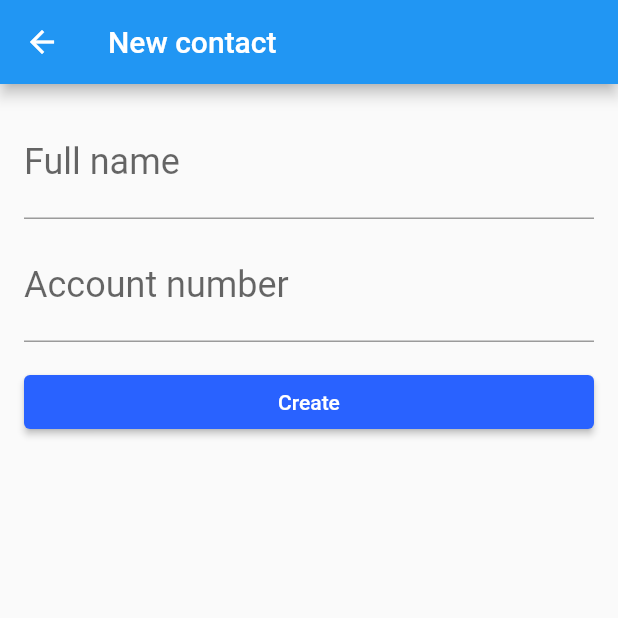
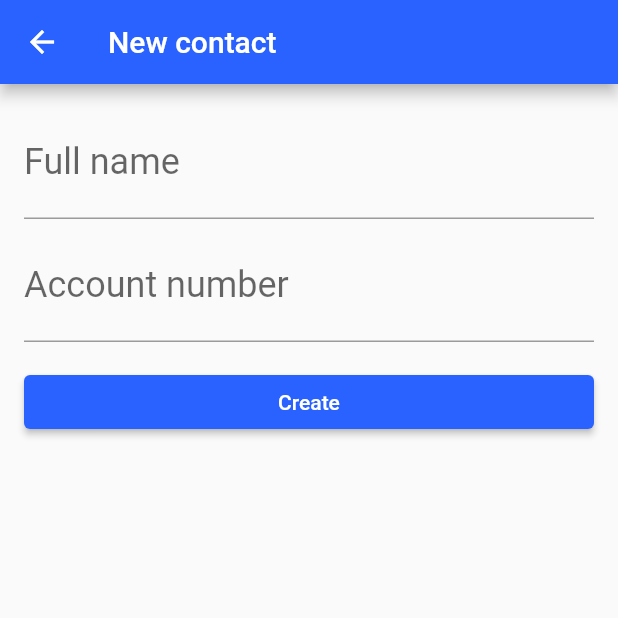
Before and after one commit to Matheus-hora48/Alura-flutter, a Flutter app: the ContactsList screen opened directly, after a tap on the "add" icon, on a phone screen of 412 x 824 dp, the top half of it. Run offline on Flutter 3.47's test engine with Material 2 defaults, Android fonts, the light colour scheme and no system bars; our stand-ins replace sqflite; accounts and stored records are empty; network calls fail.

Commit message:
Mudanças

```diff
--- a/armazenamento_interno/lib/database/app_batabase.dart
+++ b/armazenamento_interno/lib/database/app_batabase.dart
@@ -3,16 +3,18 @@ import 'package:sqflite/sqflite.dart';
 
 import '../models/contact.dart';
 
-Future<Database> createDatabase() {
-  return getDatabasesPath().then((dbPath) {
-    final String path = join(dbPath, 'bytebank.db');
-    return openDatabase(path, onCreate: (db, version) {
-      db.execute('CREATE TABLE contacts('
+Future<Database> createDatabase() async {
+  return openDatabase(
+    join(await getDatabasesPath(), 'bytebank.db'),
+    onCreate: (db, version) {
+      return db.execute('CREATE TABLE contacts('
           'id INTEGER PRIMARY KEY, '
-          'name TEXT,'
+          'name TEXT, '
           'account_number INTEGER)');
-    }, version: 1);
-  });
+    },
+    version: 1,
+    onDowngrade: onDatabaseDowngradeDelete,
+  );
 }
 
 Future<int> save(Contact contact) {
--- a/armazenamento_interno/lib/main.dart
+++ b/armazenamento_interno/lib/main.dart
@@ -16,7 +16,7 @@ class BytebankApp extends StatelessWidget {
   Widget build(BuildContext context) {
     return MaterialApp(
       theme: ThemeData(
-          primaryColor: Colors.green[900],
+          primaryColor: Colors.blueAccent[700],
           buttonTheme: ButtonThemeData(
             buttonColor: Colors.blueAccent[700],
             textTheme: ButtonTextTheme.primary,
--- a/armazenamento_interno/lib/screens/contact_form.dart
+++ b/armazenamento_interno/lib/screens/contact_form.dart
@@ -17,6 +17,7 @@ class _ContactFormState extends State<ContactForm> {
     return Scaffold(
       appBar: AppBar(
         title: Text('New contact'),
+        backgroundColor: Colors.blueAccent[700],
       ),
       body: Padding(
         padding: const EdgeInsets.all(16.0),
--- a/armazenamento_interno/lib/screens/contacts_list.dart
+++ b/armazenamento_interno/lib/screens/contacts_list.dart
@@ -1,34 +1,46 @@
+import 'package:armazenamento_interno/database/app_batabase.dart';
 import 'package:flutter/material.dart';
 
+import '../models/contact.dart';
 import 'contact_form.dart';
 
 class ContactsList extends StatelessWidget {
+  ContactsList({Key? key}) : super(key: key);
+
   @override
   Widget build(BuildContext context) {
     return Scaffold(
       appBar: AppBar(
-        title: Text('Contacts'),
+        title: const Text('Contacts'),
+        backgroundColor: Colors.blueAccent[700],
       ),
-      body: ListView(
-        children: <Widget>[
-          Card(
-            child: ListTile(
-              title: Text(
-                'Alex',
-                style: TextStyle(
-                  fontSize: 24.0,
+      body: FutureBuilder(
+          future:
+              Future.delayed(Duration(seconds: 1)).then((value) => findAll()),
+          builder: (context, snapshot) {
+            if (snapshot.data != null) {
+              final List<Contact> contacts = snapshot.data as List<Contact>;
+              return ListView.builder(
+                itemBuilder: (context, index) {
+                  final Contact contact = contacts[index];
+                  return _ContactItem(contact);
+                },
+                itemCount: contacts.length,
+              );
+            } else {
+              return Center(
+                child: Column(
+                  mainAxisAlignment: MainAxisAlignment.center,
+                  crossAxisAlignment: CrossAxisAlignment.center,
+                  children: [
+                    CircularProgressIndicator(),
+                    SizedBox(height: 15.0),
+                    Text('Loading')
+                  ],
                 ),
-              ),
-              subtitle: Text(
-                '1000',
-                style: TextStyle(
-                  fontSize: 16.0,
-                ),
-              ),
-            ),
-          )
-        ],
-      ),
+              );
+            }
+          }),
       floatingActionButton: FloatingActionButton(
         onPressed: () {
           Navigator.of(context)
@@ -48,3 +60,28 @@ class ContactsList extends StatelessWidget {
     );
   }
 }
+
+class _ContactItem extends StatelessWidget {
+  final Contact contact;
+  _ContactItem(this.contact);
+
+  @override
+  Widget build(BuildContext context) {
+    return Card(
+      child: ListTile(
+        title: Text(
+          contact.name,
+          style: TextStyle(
+            fontSize: 24.0,
+          ),
+        ),
+        subtitle: Text(
+          contact.accountNumber.toString(),
+          style: TextStyle(
+            fontSize: 16.0,
+          ),
+        ),
+      ),
+    );
+  }
+}
```
Also changed, not shown: armazenamento_interno/lib/screens/dashboard.dart (+20 -6 lines).
